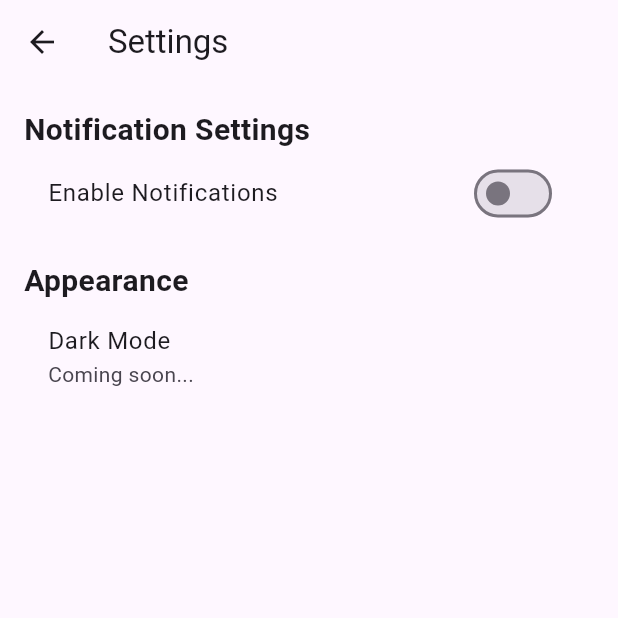
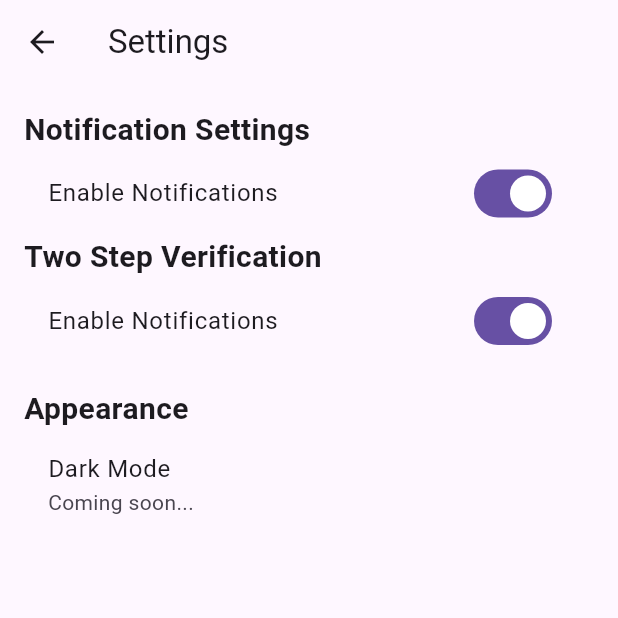
Before and after one commit to AmitHJoy55/eBUY_250, a Flutter app: the SettingsPage screen opened directly, after a tap on "Enable Notifications", on a phone screen of 412 x 824 dp, the top half of it. Run offline on Flutter 3.47's test engine with Material 3 defaults, Android fonts, the phone set to English and light mode, and no system bars; our stand-ins replace cloud_firestore, file_picker, firebase_auth, firebase_core, google_fonts; accounts and stored records are empty; network calls fail.

Commit message:
Minor changed

```diff
--- a/lib/Pages/message_page.dart
+++ b/lib/Pages/message_page.dart
@@ -11,13 +11,13 @@ class MessagePage extends StatelessWidget {
         padding: EdgeInsets.all(16.0),
         children: [
           MessageItem(
-            sender: 'Md. Arnob',
+            sender: 'Arnob Sen',
             message: 'Please, could you send me some pic of your product!',
             time: '2 hours ago',
             unread: true,
           ),
           MessageItem(
-            sender: 'Md. Moloy',
+            sender: 'Moloy',
             message: 'Special offer: Buy 2, get 1 free!',
             time: 'Yesterday',
             unread: false,
--- a/lib/Pages/policy_page.dart
+++ b/lib/Pages/policy_page.dart
@@ -21,7 +21,7 @@ class PoliciesPage extends StatelessWidget {
             ),
             SizedBox(height: 8),
             Text(
-              'This is a placeholder for your privacy policy. Add your detailed privacy policy text here.',
+              'We prioritize your privacy! Our e-commerce Android app collects minimal personal information necessary for seamless transactions. We securely store and protect your data, including contact details and purchase history. Rest assured, we never share your information with third parties without explicit consent. Our app employs robust security measures to safeguard your sensitive data. By using our app, you agree to our Privacy Policy. For detailed information on data collection, usage, and your rights, please refer to the complete Privacy Policy on our website. Your trust is our priority.\neBUY',
               style: TextStyle(fontSize: 16),
             ),
             SizedBox(height: 16),
@@ -34,7 +34,7 @@ class PoliciesPage extends StatelessWidget {
             ),
             SizedBox(height: 8),
             Text(
-              'This is a placeholder for your terms of service. Add your detailed terms of service text here.',
+              'Welcome to eBUY!\nBy accessing our e-commerce Android app, you agree to abide by our terms. These include responsible usage, adherence to applicable laws, and acknowledgment of our intellectual property rights. Happy shopping!',
               style: TextStyle(fontSize: 16),
             ),
             // Add more sections as needed for your specific policies
--- a/lib/Pages/setting_page.dart
+++ b/lib/Pages/setting_page.dart
@@ -7,6 +7,7 @@ class SettingsPage extends StatefulWidget {
 
 class _SettingsPageState extends State<SettingsPage> {
   bool notificationsEnabled = true;
+  bool tstepvEnabled = false;
 
   @override
   Widget build(BuildContext context) {
@@ -21,6 +22,22 @@ class _SettingsPageState extends State<SettingsPage> {
           children: [
             Text(
               'Notification Settings',
+              style: TextStyle(
+                fontSize: 20,
+                fontWeight: FontWeight.bold,
+              ),
+            ),
+            SwitchListTile(
+              title: Text('Enable Notifications'),
+              value: tstepvEnabled,
+              onChanged: (value) {
+                setState(() {
+                  tstepvEnabled = value;
+                });
+              },
+            ),
+            Text(
+              'Two Step Verification',
               style: TextStyle(
                 fontSize: 20,
                 fontWeight: FontWeight.bold,
```
